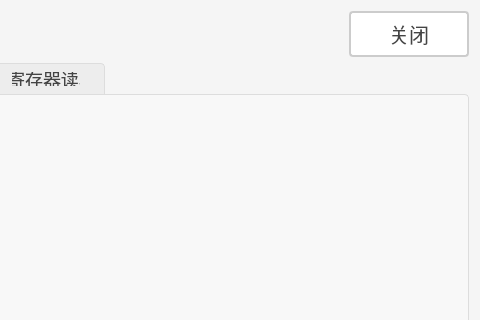
Before: the Qt Designer form EdgeWidthDetection/ui/DlgModbus.ui in zzwking666/EdgeWidthDetection, drawn with Qt 5; both pictures show x 620 to 1100 and y 0 to 320 of the 1100 by 800 pixel window.
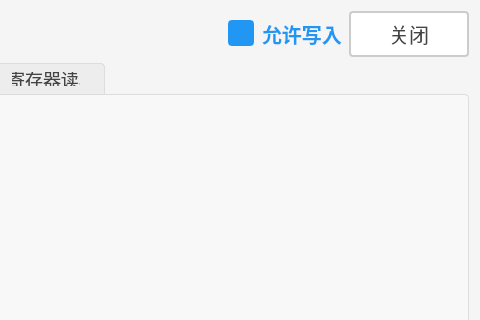
After: the same form once the commit is applied.

Commit message:
主界面测试按钮替换为拍照/切刀两个面板，点位由 modbus_main.csv 独立定义，新增手动写入总开关
- 移除 pbtn_test1/pbtn_test2，替换为拍照面板（设定拍照长度/实际拍照值/白料长/袋长/编码器当前位置 +
  启动/停止按钮 + 系统标志圆灯）与切刀面板（三个速度/三个位置量 + 切刀补偿切换按钮 + 正/负限位圆灯）
- 面板点位由 config/modbus_main.csv 定义（名称,类型,协议地址,读写），与 DlgModbus 的 modbus.csv 相互独立；
  文件缺失时按内置默认表生成，内容非法时弹窗列出全部错误并退出程序
- 启动/停止按下写 1（不自动复位）；切刀补偿为切换开关（开=绿底/关=红底，轮询同步真实状态）；
  四个可写数值点击弹出数字键盘写入；其余点位只读，500ms 定时轮询刷新
- DlgModbus 标题栏新增「允许写入」复选框（状态存于 PlcController::manualWriteEnabled）：
  取消勾选后通讯界面与主界面面板的所有手动写入均被拦截并弹窗提示，读取不受影响

Patch:
```diff
--- a/EdgeWidthDetection/ui/DlgModbus.ui
+++ b/EdgeWidthDetection/ui/DlgModbus.ui
@@ -42,6 +42,44 @@
        </property>
       </spacer>
      </item>
+     <item>
+      <widget class="QCheckBox" name="ckb_enableWrite">
+       <property name="styleSheet">
+        <string notr="true">QCheckBox {
+    spacing: 8px;
+    font-size: 20px;
+    font-weight: bold;
+    color: #c0392b;
+}
+
+QCheckBox::indicator {
+    width: 22px;
+    height: 22px;
+    border: 2px solid #999;
+    border-radius: 4px;
+    background: #ffffff;
+}
+
+QCheckBox::indicator:checked {
+    border: 2px solid #2196F3;
+    background-color: #2196F3;
+}
+
+QCheckBox:checked {
+    color: #2196F3;
+}</string>
+       </property>
+       <property name="toolTip">
+        <string>关闭后，本通讯界面与主界面面板的所有手动写入均被禁用（读取不受影响）</string>
+       </property>
+       <property name="text">
+        <string>允许写入</string>
+       </property>
+       <property name="checked">
+        <bool>true</bool>
+       </property>
+      </widget>
+     </item>
      <item>
       <widget class="QPushButton" name="btn_close">
        <property name="minimumSize">
```
The commit also changes 7 other files.
